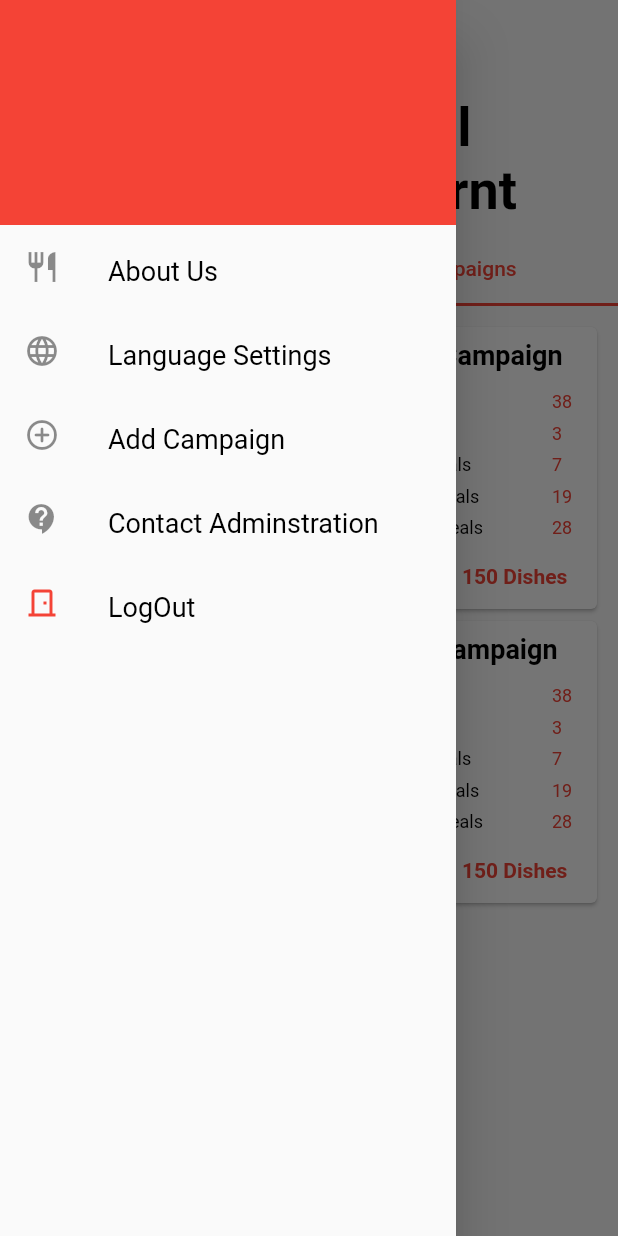
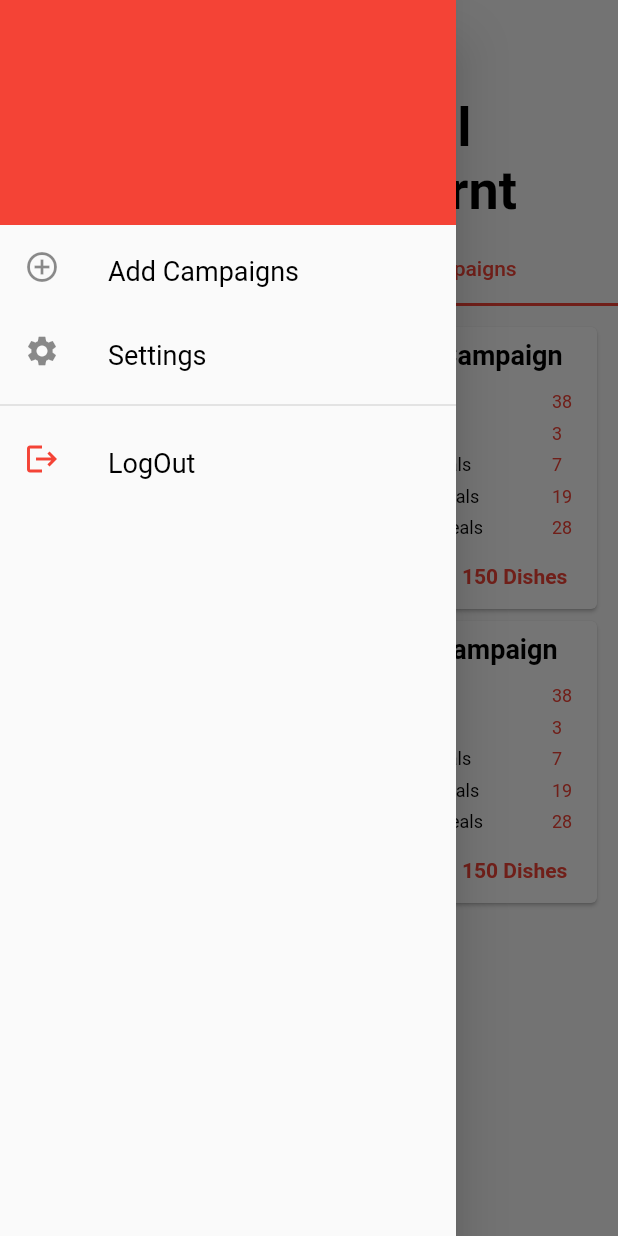
Before and after one commit to soomy1997/meals_route, a Flutter app: the screen it shows after launch, tab 2 chosen, with the side drawer open, on a phone screen of 412 x 824 dp. Run offline on Flutter 3.47's test engine with Material 2 defaults, Android fonts, the phone set to English and light mode, and no system bars; drawn by our look-alikes of flip_card; our stand-ins replace settings_ui.

Commit message:
added drawer+ settings pages

```diff
--- a/lib/models/campaign.dart
+++ b/lib/models/campaign.dart
@@ -2,5 +2,13 @@ class Campaign {
   final String campaignName;
   final String mealType;
   final String mealNumber;
-  Campaign(this.campaignName, this.mealType, this.mealNumber);
+  final String campaignPhoneNumber;
+  final String campaignLocation;
+  Campaign(
+    this.campaignName,
+    this.mealType,
+    this.mealNumber,
+    this.campaignPhoneNumber,
+    this.campaignLocation,
+  );
 }
--- a/lib/utils/drawer.dart
+++ b/lib/utils/drawer.dart
@@ -1,5 +1,6 @@
 import 'package:flutter/material.dart';
 import 'package:meals_route/screens/login.dart';
+import 'package:meals_route/screens/settings.dart';
 
 import 'constants.dart';
 
@@ -25,10 +26,10 @@ class _MainDrawerState extends State<MainDrawer> {
           ),
           ListTile(
             leading: const Icon(
-              Icons.restaurant_outlined,
+              Icons.add_circle_outline_sharp,
             ),
             title: const Text(
-              'About Us',
+              'Add Campaigns',
               style: TextStyle(
                 fontSize: 18,
               ),
@@ -44,64 +45,30 @@ class _MainDrawerState extends State<MainDrawer> {
           ),
           ListTile(
             leading: const Icon(
-              Icons.language,
+              Icons.settings,
             ),
             title: const Text(
-              'Language Settings',
+              'Settings',
               style: TextStyle(
                 fontSize: 18,
               ),
             ),
             onTap: () {
-              // Navigator.push(
-              //   context,
-              //   MaterialPageRoute(
-              //     builder: (context) => Page Name(),
-              //   ),
-              // );
+              Navigator.pop(context);
+              Navigator.push(
+                context,
+                MaterialPageRoute(
+                  builder: (context) => const SettingScreen(),
+                ),
+              );
             },
+          ),
+          const Divider(
+            thickness: 1,
           ),
           ListTile(
             leading: const Icon(
-              Icons.add_circle_outline_rounded,
-            ),
-            title: const Text(
-              'Add Campaign',
-              style: TextStyle(
-                fontSize: 18,
-              ),
-            ),
-            onTap: () {
-              // Navigator.push(
-              //   context,
-              //   MaterialPageRoute(
-              //     builder: (context) => page name(),
-              //   ),
-              // );
-            },
-          ),
-          ListTile(
-            leading: const Icon(
-              Icons.contact_support,
-            ),
-            title: const Text(
-              'Contact Adminstration',
-              style: TextStyle(
-                fontSize: 18,
-              ),
-            ),
-            onTap: () {
-              // Navigator.push(
-              //   context,
-              //   MaterialPageRoute(
-              //     builder: (context) => page name(),
-              //   ),
-              // );
-            },
-          ),
-          ListTile(
-            leading: const Icon(
-              Icons.door_front_door_outlined,
+              Icons.logout,
               color: red,
             ),
             title: const Text(
@@ -111,6 +78,7 @@ class _MainDrawerState extends State<MainDrawer> {
               ),
             ),
             onTap: () {
+              Navigator.pop(context);
               Navigator.push(
                 context,
                 MaterialPageRoute(
--- a/lib/utils/tab_2.dart
+++ b/lib/utils/tab_2.dart
@@ -15,11 +15,16 @@ class _Tab2State extends State<Tab2> {
   @override
   Widget build(BuildContext context) {
     List<Campaign> campaign = [
-      Campaign('Saleh Campaign', 'Normal Meals', '38'),
-      Campaign('Khaled Campaign', 'Renal Meals', '3'),
-      Campaign('Fhahad Campaign', 'Gluten Free Meals', '7'),
-      Campaign('SA’AD Campaign', 'Low Sodium Meals', '19'),
-      Campaign('Sami Campaign', 'Lactose Free Meals', '28'),
+      Campaign('Saleh Campaign', 'Normal Meals', '38', '05xxxxxxx',
+          'Mecca, 236 \nstreet xxx'),
+      Campaign('Khaled Campaign', 'Renal Meals', '3', '05xxxxxxx',
+          'Mecca, 236 \nstreet xxx'),
+      Campaign('Fhahad Campaign', 'Gluten Free Meals', '7', '05xxxxxxx',
+          'Mecca, 236 \nstreet xxx'),
+      Campaign('SA’AD Campaign', 'Low Sodium Meals', '19', '05xxxxxxx',
+          'Mecca, 236 \nstreet xxx'),
+      Campaign('Sami Campaign', 'Lactose Free Meals', '28', '05xxxxxxx',
+          'Mecca, 236 \nstreet xxx'),
     ];
 
     TextTheme textheme = Theme.of(context).textTheme;
@@ -102,19 +107,40 @@ class _Tab2State extends State<Tab2> {
                   ),
                 ),
                 back: Card(
-                  child: Container(
-                    decoration: const BoxDecoration(
-                      borderRadius: BorderRadius.all(Radius.circular(20.0)),
-                    ),
                   child: Column(
                     mainAxisAlignment: MainAxisAlignment.center,
-                      children: const <Widget>[
-                        Text('Back'),
+                    crossAxisAlignment: CrossAxisAlignment.center,
+                    children: [
+                      Row(
+                        mainAxisAlignment: MainAxisAlignment.spaceEvenly,
+                        children: [
+                          const Icon(
+                            Icons.phone,
+                            color: Colors.blue,
+                          ),
                           Text(
-                          'Click here to flip back',
+                            campaign[index].campaignPhoneNumber,
+                            style: textheme.bodyLarge,
                           ),
                         ],
                       ),
+                      const SizedBox(
+                        height: 10,
+                      ),
+                      Row(
+                        mainAxisAlignment: MainAxisAlignment.spaceEvenly,
+                        children: [
+                          const Icon(
+                            Icons.location_pin,
+                            color: red,
+                          ),
+                          Text(
+                            campaign[index].campaignLocation,
+                            style: textheme.bodyLarge,
+                          ),
+                        ],
+                      ),
+                    ],
                   ),
                 ),
               ),
--- a/pubspec.yaml
+++ b/pubspec.yaml
@@ -34,6 +34,7 @@ dependencies:
   # Use with the CupertinoIcons class for iOS style icons.
   cupertino_icons: ^1.0.2
   flip_card: ^0.6.0
+  settings_ui: ^2.0.2
 
 dev_dependencies:
   flutter_test:
```
Also changed, not shown: lib/screens/settings.dart (added, +161 -0 lines), pubspec.lock. Lines whose indentation alone changed are shown as unchanged.
